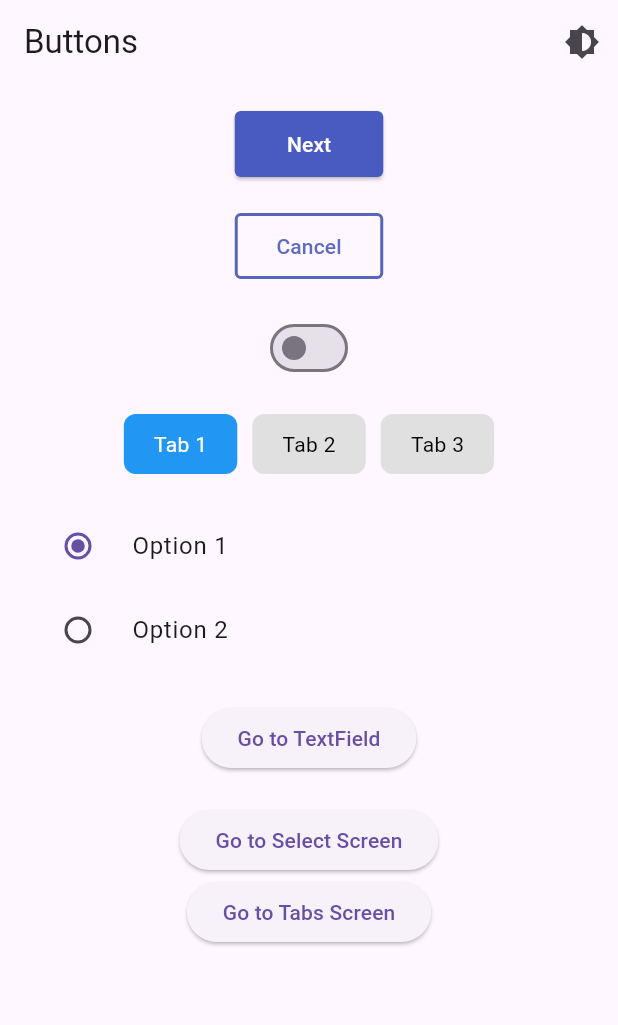
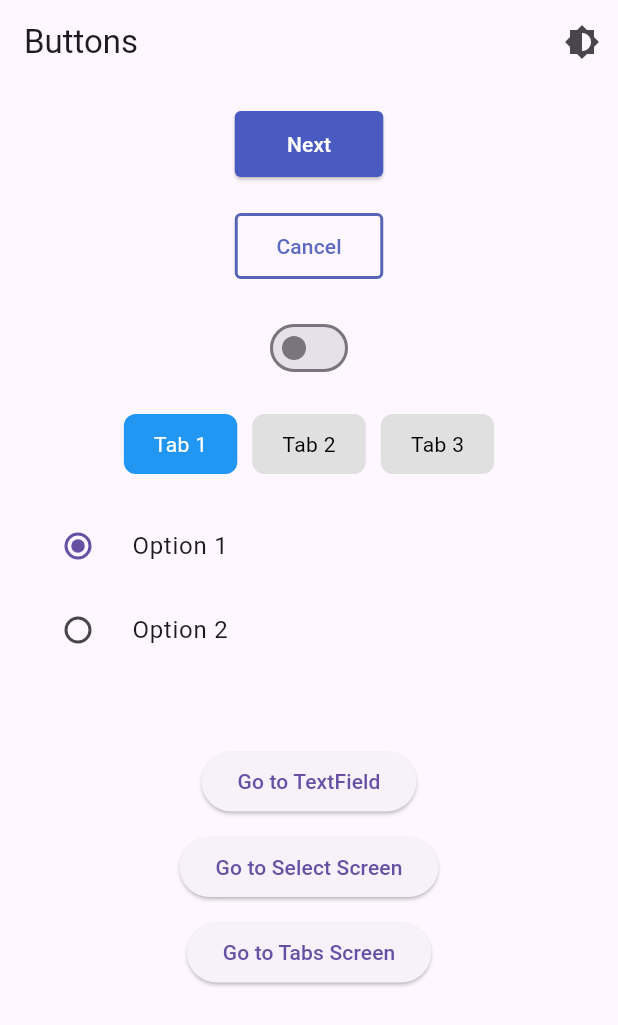
Before and after one commit to dlshet12/tappengine, a Flutter app: the screen it shows after launch, on a phone screen of 412 x 824 dp. Shown: the top 1025 px of the screen. Run offline on Flutter 3.47's test engine with Material 3 defaults, Android fonts, the phone set to English and light mode, and no system bars.

Commit message:
distance fix

```diff
--- a/lib/screens/home.dart
+++ b/lib/screens/home.dart
@@ -110,8 +110,14 @@ class _HomeScreenState extends State<HomeScreen> {
                 });
               },
             ),
-            SizedBox(height: 20),
+            SizedBox(height: 40), // Extra spacing before navigation buttons
 
+            // Navigation Buttons with Equal Spacing
+            SizedBox(
+              height: 180, // Fixed height to distribute buttons evenly
+              child: Column(
+                mainAxisAlignment: MainAxisAlignment.spaceEvenly,
+                children: [
                   ElevatedButton(
                     onPressed: () {
                       Navigator.push(
@@ -121,8 +127,6 @@ class _HomeScreenState extends State<HomeScreen> {
                     },
                     child: Text("Go to TextField"),
                   ),
-            SizedBox(height: 20),
-
                   ElevatedButton(
                     onPressed: () {
                       Navigator.push(
@@ -132,8 +136,6 @@ class _HomeScreenState extends State<HomeScreen> {
                     },
                     child: Text("Go to Select Screen"),
                   ),
-
-
                   ElevatedButton(
                     onPressed: () {
                       Navigator.push(
@@ -146,6 +148,9 @@ ElevatedButton(
                 ],
               ),
             ),
+          ],
+        ),
+      ),
     );
   }
 }
```
Lines whose indentation alone changed are shown as unchanged.
